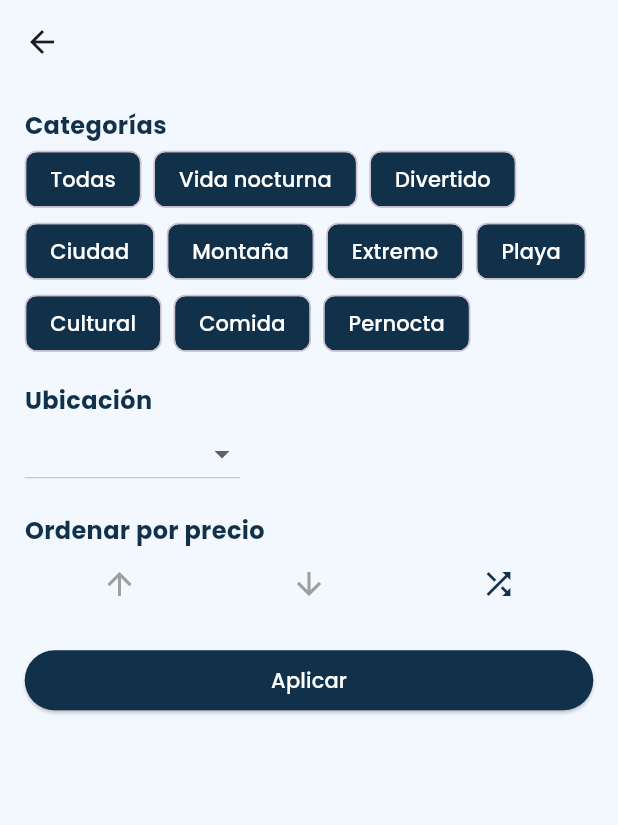
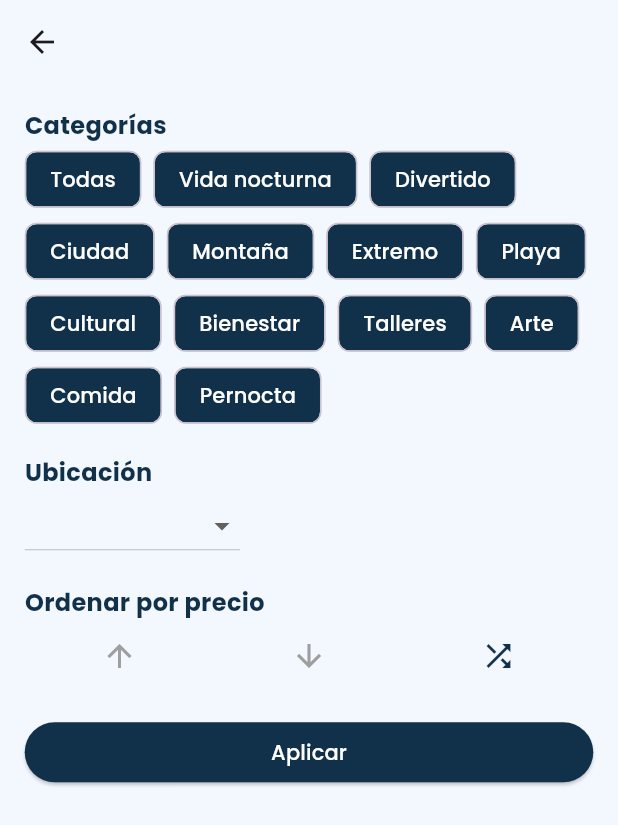
Before and after one commit to Artuonp/Biqoe, a Flutter app: the FilterScreen screen opened directly with empty values, on a phone screen of 412 x 824 dp. Shown: the top 825 px of the screen. Run offline on Flutter 3.47's test engine with Material 3 defaults, Android fonts, the phone set to English and light mode, and no system bars; our stand-ins replace cached_network_image, cloud_firestore, firebase_auth, firebase_core, firebase_messaging, flutter_local_notifications and 12 more; accounts and stored records are empty; project files that could hold a hidden picture were left out.

Commit message:
Nuevos estados y nuevas categorías

```diff
--- a/lib/add_destination_screen.dart
+++ b/lib/add_destination_screen.dart
@@ -29,6 +29,9 @@
     'Extremo',
     'Divertido',
     'Cultural',
+    'Bienestar',
+    'Talleres',
+    'Arte',
     'Comida',
     'Pernocta',
     'Vida nocturna'
--- a/lib/filter_screen.dart
+++ b/lib/filter_screen.dart
@@ -203,6 +203,60 @@
                   checkmarkColor: const Color.fromRGBO(240, 169, 52, 1),
                 ),
                 FilterChip(
+                  label: const Text('Bienestar',
+                      style: TextStyle(
+                          fontFamily: 'Poppins', color: Colors.white)),
+                  selected: selectedCategories.contains('Bienestar'),
+                  onSelected: (selected) {
+                    setState(() {
+                      if (selected) {
+                        selectedCategories.add('Bienestar');
+                      } else {
+                        selectedCategories.remove('Bienestar');
+                      }
+                    });
+                  },
+                  backgroundColor: const Color.fromRGBO(17, 48, 73, 1),
+                  selectedColor: const Color.fromRGBO(17, 48, 73, 1),
+                  checkmarkColor: const Color.fromRGBO(240, 169, 52, 1),
+                ),
+                FilterChip(
+                  label: const Text('Talleres',
+                      style: TextStyle(
+                          fontFamily: 'Poppins', color: Colors.white)),
+                  selected: selectedCategories.contains('Talleres'),
+                  onSelected: (selected) {
+                    setState(() {
+                      if (selected) {
+                        selectedCategories.add('Talleres');
+                      } else {
+                        selectedCategories.remove('Talleres');
+                      }
+                    });
+                  },
+                  backgroundColor: const Color.fromRGBO(17, 48, 73, 1),
+                  selectedColor: const Color.fromRGBO(17, 48, 73, 1),
+                  checkmarkColor: const Color.fromRGBO(240, 169, 52, 1),
+                ),
+                FilterChip(
+                  label: const Text('Arte',
+                      style: TextStyle(
+                          fontFamily: 'Poppins', color: Colors.white)),
+                  selected: selectedCategories.contains('Arte'),
+                  onSelected: (selected) {
+                    setState(() {
+                      if (selected) {
+                        selectedCategories.add('Arte');
+                      } else {
+                        selectedCategories.remove('Arte');
+                      }
+                    });
+                  },
+                  backgroundColor: const Color.fromRGBO(17, 48, 73, 1),
+                  selectedColor: const Color.fromRGBO(17, 48, 73, 1),
+                  checkmarkColor: const Color.fromRGBO(240, 169, 52, 1),
+                ),
+                FilterChip(
                   label: const Text('Comida',
                       style: TextStyle(
                           fontFamily: 'Poppins', color: Colors.white)),
@@ -349,6 +403,18 @@
                         style: TextStyle(
                             fontFamily: 'Poppins',
                             color: Color.fromRGBO(17, 48, 73, 1)))),
+                DropdownMenuItem(
+                    value: 'Portuguesa',
+                    child: Text('Portuguesa',
+                        style: TextStyle(
+                            fontFamily: 'Poppins',
+                            color: Color.fromRGBO(17, 48, 73, 1)))),
+                DropdownMenuItem(
+                    value: 'Lara',
+                    child: Text('Lara',
+                        style: TextStyle(
+                            fontFamily: 'Poppins',
+                            color: Color.fromRGBO(17, 48, 73, 1)))),
               ],
               onChanged: (value) {
                 setState(() {
--- a/lib/search_screen.dart
+++ b/lib/search_screen.dart
@@ -439,6 +439,18 @@
                           GestureDetector(
                             onTap: () => _navigateToCategory('Cultural'),
                             child: _buildCategoryItem("Cultural"),
+                          ),
+                          GestureDetector(
+                            onTap: () => _navigateToCategory('Bienestar'),
+                            child: _buildCategoryItem("Bienestar"),
+                          ),
+                          GestureDetector(
+                            onTap: () => _navigateToCategory('Talleres'),
+                            child: _buildCategoryItem("Talleres"),
+                          ),
+                          GestureDetector(
+                            onTap: () => _navigateToCategory('Arte'),
+                            child: _buildCategoryItem("Arte"),
                           ),
                           SizedBox(width: screenWidth * 0.02),
                           GestureDetector(
--- a/pubspec.yaml
+++ b/pubspec.yaml
@@ -2,7 +2,7 @@
 description: "Something"
 publish_to: 'none' # Remove this line if you wish to publish to pub.dev
 
-version: 1.0.0+34 #Recuerda el archivo de abajo
+version: 1.0.0+35 #Recuerda el archivo de abajo
 
 environment:
   sdk: '>=3.3.4 <4.0.0'
```
Also changed, not shown: lib/register_screen.dart (+4 -28 lines), 2 other files.
